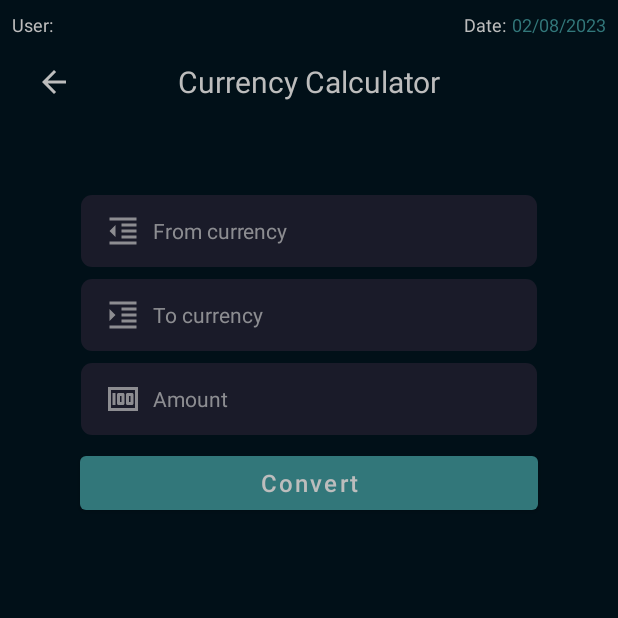
After one commit to AhmedZaki918/Bank-App, an Android app: the CurrencyCalculatorActivity screen opened directly, with no data from a screen before it, on a phone screen of 412 x 824 dp, the top half of it. The commit adds this screen. Run offline under Robolectric (Android 15) with nearby library versions, the phone set to English and light mode, and no system bars.

Commit message:
feat: Create a calculator currency

```diff
--- a/app/src/main/AndroidManifest.xml
+++ b/app/src/main/AndroidManifest.xml
@@ -12,6 +12,9 @@
         android:supportsRtl="true"
         android:theme="@style/Theme.App.Starting"
         tools:targetApi="31">
+        <activity
+            android:name=".ui.currency.CurrencyCalculatorActivity"
+            android:exported="false" />
         <activity
             android:name=".ui.currency.UpdateRateActivity"
             android:exported="false" />
--- a/app/src/main/java/com/ahmed/bankapp/data/Constants.kt
+++ b/app/src/main/java/com/ahmed/bankapp/data/Constants.kt
@@ -4,4 +4,6 @@ object Constants {
     var loginData = BankUser.findUser("","")
     var CODE = "code"
     var COUNTRY = "country"
+    var USD = "USD"
+    var THREE_DIGITS = "%.3f"
 }
--- a/app/src/main/java/com/ahmed/bankapp/data/Currency.kt
+++ b/app/src/main/java/com/ahmed/bankapp/data/Currency.kt
@@ -63,8 +63,15 @@ data class Currency(
             // No Country has been found
             return getEmptyCurrency()
         }
+
+        fun convertToDollar(amount: Double, rate: Float): Double {
+            return amount / rate
+        }
+
+        fun convertFromDollar(amount: Double, rate: Float): Double {
+            return amount * rate
+        }
     }
-
 
     fun updateRate(
         currencyCode: String,
@@ -88,7 +95,7 @@ data class Currency(
     }
 
 
-    fun isCurrencyExist(): Boolean{
+    fun isCurrencyExist(): Boolean {
         return currencyCode != ""
     }
 
--- /dev/null
+++ b/app/src/main/java/com/ahmed/bankapp/ui/currency/CurrencyCalculatorActivity.kt
@@ -0,0 +1,151 @@
+package com.ahmed.bankapp.ui.currency
+
+import android.os.Bundle
+import android.view.View.INVISIBLE
+import android.view.View.VISIBLE
+import androidx.appcompat.app.AppCompatActivity
+import com.ahmed.bankapp.R
+import com.ahmed.bankapp.data.Constants.THREE_DIGITS
+import com.ahmed.bankapp.data.Constants.USD
+import com.ahmed.bankapp.data.Currency
+import com.ahmed.bankapp.databinding.ActivityCurrencyCaluclatorBinding
+import com.ahmed.bankapp.util.click
+import com.ahmed.bankapp.util.drawScreenHeader
+import com.ahmed.bankapp.util.installSplash
+import com.ahmed.bankapp.util.toast
+
+class CurrencyCalculatorActivity : AppCompatActivity() {
+
+    private lateinit var binding: ActivityCurrencyCaluclatorBinding
+    private var dollarAmount = 0.0
+    private var sourceAmount = 0.0
+    private var sourceCurrencyCode = ""
+
+    override fun onCreate(savedInstanceState: Bundle?) {
+        super.onCreate(savedInstanceState)
+        installSplash()
+        binding = ActivityCurrencyCaluclatorBinding.inflate(layoutInflater)
+        setContentView(binding.root)
+
+        binding.apply {
+            header.drawScreenHeader(
+                getString(R.string.currency_calculator),
+                this@CurrencyCalculatorActivity
+            )
+            btnConvert.click {
+                convertFromCurrency()
+            }
+        }
+    }
+
+
+    private fun convertFromCurrency() {
+        binding.apply {
+            val fromCurrency = etFromCurrency.text.toString().trim()
+            val toCurrency = etToCurrency.text.toString().trim()
+            val amount = etAmount.text.toString().trim()
+            val currencyItemOne = Currency.findByCode(fromCurrency)
+            val currencyItemTwo = Currency.findByCode(toCurrency)
+
+            if (currencyItemOne.isCurrencyExist() && currencyItemTwo.isCurrencyExist()) {
+                etFromCurrency.visibility = INVISIBLE
+                etToCurrency.visibility = INVISIBLE
+                etAmount.visibility = INVISIBLE
+                btnConvert.visibility = INVISIBLE
+                sourceAmount = amount.toDouble()
+
+                if (currencyItemOne.currencyCode() != USD && currencyItemTwo.currencyCode() != USD) {
+                    showCardOneVisibility()
+                    showCardTwoVisibility()
+                    updateFirstCard(currencyItemOne, amount.toDouble())
+                    updateSecondCard(currencyItemTwo)
+                } else {
+                    showCardOneVisibility()
+                    updateFirstCard(currencyItemOne, amount.toDouble())
+                }
+            } else toast(getString(R.string.invalid_currency_code))
+        }
+    }
+
+
+    private fun updateFirstCard(currency: Currency, amount: Double) {
+        sourceCurrencyCode = currency.currencyCode()
+        binding.apply {
+            tvCountry.text = currency.countryName()
+            tvCode.text = currency.currencyCode()
+            tvCurrencyName.text = currency.currencyName()
+            tvExchangeRate.text = currency.rate.toString()
+
+            dollarAmount = Currency.convertToDollar(amount, currency.rate)
+            val amount3digits = String.format(THREE_DIGITS, dollarAmount).toDouble()
+
+            val convertedAmount = "$amount ${currency.currencyCode()} = $amount3digits $USD"
+            tvConvertedAmount.text = convertedAmount
+        }
+    }
+
+    private fun updateSecondCard(currency: Currency) {
+        binding.apply {
+            tvToCountry.text = currency.countryName()
+            tvToCode.text = currency.currencyCode()
+            tvToCurrencyName.text = currency.currencyName()
+            tvToExchangeRate.text = currency.rate.toString()
+
+            val amount = Currency.convertFromDollar(dollarAmount, currency.rate)
+            val amount3digits = String.format(THREE_DIGITS, amount).toDouble()
+
+            val convertedAmount =
+                "$sourceAmount $sourceCurrencyCode = $amount3digits ${currency.currencyCode()}"
+            tvToConvertedAmount.text = convertedAmount
+        }
+    }
+
+
+    private fun showCardOneVisibility() {
+        binding.apply {
+            ivCountry.visibility = VISIBLE
+            tvCountryLabel.visibility = VISIBLE
+            tvCountry.visibility = VISIBLE
+
+            ivCode.visibility = VISIBLE
+            tvCodeLabel.visibility = VISIBLE
+            tvCode.visibility = VISIBLE
+
+            ivCurrency.visibility = VISIBLE
+            tvCurrencyLabel.visibility = VISIBLE
+            tvCurrencyName.visibility = VISIBLE
+
+            ivExchangeRate.visibility = VISIBLE
+            tvExchangeRateLabel.visibility = VISIBLE
+            tvExchangeRate.visibility = VISIBLE
+
+            tvConvertedAmount.visibility = VISIBLE
+            tvFrom.visibility = VISIBLE
+            viewLine.visibility = VISIBLE
+        }
+    }
+
+
+    private fun showCardTwoVisibility() {
+        binding.apply {
+            ivToCountry.visibility = VISIBLE
+            tvToCountryLabel.visibility = VISIBLE
+            tvToCountry.visibility = VISIBLE
+
+            ivToCode.visibility = VISIBLE
+            tvToCodeLabel.visibility = VISIBLE
+            tvToCode.visibility = VISIBLE
+
+            ivToCurrency.visibility = VISIBLE
+            tvToCurrencyLabel.visibility = VISIBLE
+            tvToCurrencyName.visibility = VISIBLE
+
+            ivToExchangeRate.visibility = VISIBLE
+            tvToExchangeRateLabel.visibility = VISIBLE
+            tvToExchangeRate.visibility = VISIBLE
+
+            tvToConvertedAmount.visibility = VISIBLE
+            tvTo.visibility = VISIBLE
+        }
+    }
+}
--- a/app/src/main/java/com/ahmed/bankapp/ui/home/CurrencyExchangeActivity.kt
+++ b/app/src/main/java/com/ahmed/bankapp/ui/home/CurrencyExchangeActivity.kt
@@ -5,6 +5,7 @@ import androidx.appcompat.app.AppCompatActivity
 import com.ahmed.bankapp.R
 import com.ahmed.bankapp.databinding.ActivityCurrencyExchangeBinding
 import com.ahmed.bankapp.ui.currency.CurrenciesActivity
+import com.ahmed.bankapp.ui.currency.CurrencyCalculatorActivity
 import com.ahmed.bankapp.ui.currency.SearchCurrencyActivity
 import com.ahmed.bankapp.ui.currency.UpdateRateActivity
 import com.ahmed.bankapp.util.click
@@ -36,6 +37,9 @@ class CurrencyExchangeActivity : AppCompatActivity() {
             cvUpdateRate.click {
                 openActivity(UpdateRateActivity::class.java)
             }
+            cvCurrencyCalculator.click {
+                openActivity(CurrencyCalculatorActivity::class.java)
+            }
         }
     }
 }
--- a/app/src/main/java/com/ahmed/bankapp/util/Common.kt
+++ b/app/src/main/java/com/ahmed/bankapp/util/Common.kt
@@ -99,9 +99,9 @@ fun addFakeDataToTest() {
 
     Currency.getCurrencies().apply {
         add(Currency("United States of America", "USD", "US Dollar", 1.000000f))
-        add(Currency("Saudi Arabian", "SAR", "Saudi Riyal", 3.75f))
+        add(Currency("Saudi Arabian", "SAR", "Saudi Riyal", 3.7489f))
         add(Currency("England", "GBP", "British Pound", 0.77f))
-        add(Currency("Egypt", "EGP", "Egyptian Pound", 30.89f))
+        add(Currency("Egypt", "EGP", "Egyptian Pound", 30.85f))
         add(Currency("Kuwaiti", "KWD", "Kuwaiti Dinar", 0.308f))
         add(Currency("France", "EUR", "Euro", 0.90f))
         add(Currency("United Arab Emirates", "AED", "Emirati Dirhams", 3.67f))
--- /dev/null
+++ b/app/src/main/res/layout/activity_currency_caluclator.xml
@@ -0,0 +1,429 @@
+<?xml version="1.0" encoding="utf-8"?>
+<androidx.constraintlayout.widget.ConstraintLayout xmlns:android="http://schemas.android.com/apk/res/android"
+    xmlns:app="http://schemas.android.com/apk/res-auto"
+    xmlns:tools="http://schemas.android.com/tools"
+    android:layout_width="match_parent"
+    android:layout_height="match_parent"
+    tools:context=".ui.currency.CurrencyCalculatorActivity">
+
+
+    <include
+        android:id="@+id/header"
+        layout="@layout/header"
+        tools:layout_editor_absoluteX="0dp"
+        tools:layout_editor_absoluteY="0dp" />
+
+    <EditText
+        android:id="@+id/et_from_currency"
+        style="@style/edit_text"
+        android:layout_marginTop="130dp"
+        android:drawableStart="@drawable/outline_format_indent_decrease"
+        android:hint="@string/from_currency"
+        android:inputType="text"
+        app:layout_constraintEnd_toEndOf="parent"
+        app:layout_constraintStart_toStartOf="parent"
+        app:layout_constraintTop_toTopOf="@+id/header"
+        tools:ignore="Autofill" />
+
+    <EditText
+        android:id="@+id/et_to_currency"
+        style="@style/edit_text"
+        android:layout_marginTop="8dp"
+        android:drawableStart="@drawable/outline_format_indent_increase"
+        android:hint="@string/to_currency"
+        android:inputType="text"
+        app:layout_constraintEnd_toEndOf="parent"
+        app:layout_constraintStart_toStartOf="parent"
+        app:layout_constraintTop_toBottomOf="@id/et_from_currency"
+        tools:ignore="Autofill" />
+
+
+    <EditText
+        android:id="@+id/et_amount"
+        style="@style/edit_text"
+        android:layout_marginTop="8dp"
+        android:drawableStart="@drawable/outline_money"
+        android:drawableTint="@color/zeroWhite"
+        android:hint="@string/amount"
+        android:inputType="number"
+        app:layout_constraintEnd_toEndOf="parent"
+        app:layout_constraintStart_toStartOf="parent"
+        app:layout_constraintTop_toBottomOf="@+id/et_to_currency"
+        tools:ignore="Autofill" />
+
+    <Button
+        android:id="@+id/btn_convert"
+        style="@style/button"
+        android:layout_marginTop="8dp"
+        android:text="@string/convert"
+        android:textSize="16sp"
+        app:layout_constraintEnd_toEndOf="parent"
+        app:layout_constraintStart_toStartOf="parent"
+        app:layout_constraintTop_toBottomOf="@+id/et_amount" />
+
+
+    <ImageView
+        android:id="@+id/iv_country"
+        android:layout_width="wrap_content"
+        android:layout_height="wrap_content"
+        android:layout_marginStart="64dp"
+        android:layout_marginTop="130dp"
+        android:alpha="0.8"
+        android:visibility="invisible"
+        app:layout_constraintStart_toStartOf="parent"
+        app:layout_constraintTop_toTopOf="parent"
+        app:srcCompat="@drawable/outline_place"
+        app:tint="@color/offWhite"
+        tools:ignore="ContentDescription" />
+
+    <TextView
+        android:id="@+id/tv_country_label"
+        android:layout_width="wrap_content"
+        android:layout_height="wrap_content"
+        android:layout_marginStart="8dp"
+        android:alpha="0.7"
+        android:text="@string/country"
+        android:textColor="@color/offWhite"
+        android:visibility="invisible"
+        app:layout_constraintBottom_toBottomOf="@+id/iv_country"
+        app:layout_constraintStart_toEndOf="@+id/iv_country"
+        app:layout_constraintTop_toTopOf="@+id/iv_country" />
+
+
+    <TextView
+        android:id="@+id/tv_country"
+        android:layout_width="wrap_content"
+        android:layout_height="wrap_content"
+        android:layout_marginStart="24dp"
+        android:textColor="@color/zeroWhite"
+        app:layout_constraintBottom_toBottomOf="@+id/tv_country_label"
+        app:layout_constraintStart_toEndOf="@+id/tv_country_label"
+        app:layout_constraintTop_toTopOf="@+id/tv_country_label" />
+
+
+    <ImageView
+        android:id="@+id/iv_code"
+        android:layout_width="wrap_content"
+        android:layout_height="wrap_content"
+        android:layout_marginTop="4dp"
+        android:alpha="0.8"
+        android:visibility="invisible"
+        app:layout_constraintStart_toStartOf="@+id/iv_country"
+        app:layout_constraintTop_toBottomOf="@id/iv_country"
+        app:srcCompat="@drawable/outline_code"
+        app:tint="@color/offWhite"
+        tools:ignore="ContentDescription" />
+
+    <TextView
+        android:id="@+id/tv_code_label"
+        android:layout_width="wrap_content"
+        android:layout_height="wrap_content"
+        android:layout_marginStart="8dp"
+        android:alpha="0.7"
+        android:text="@string/code"
+        android:textColor="@color/offWhite"
+        android:visibility="invisible"
+        app:layout_constraintBottom_toBottomOf="@+id/iv_code"
+        app:layout_constraintStart_toEndOf="@+id/iv_code"
+        app:layout_constraintTop_toTopOf="@+id/iv_code" />
+
+
+    <TextView
+        android:id="@+id/tv_code"
+        android:layout_width="wrap_content"
+        android:layout_height="wrap_content"
+        android:textColor="@color/zeroWhite"
+        app:layout_constraintBottom_toBottomOf="@+id/tv_code_label"
+        app:layout_constraintStart_toStartOf="@+id/tv_country"
+        app:layout_constraintTop_toTopOf="@+id/tv_code_label" />
+
+
+    <ImageView
+        android:id="@+id/iv_currency"
+        android:layout_width="wrap_content"
+        android:layout_height="wrap_content"
+        android:layout_marginTop="4dp"
+        android:alpha="0.8"
+        android:visibility="invisible"
+        app:layout_constraintStart_toStartOf="@+id/iv_code"
+        app:layout_constraintTop_toBottomOf="@id/iv_code"
+        app:srcCompat="@drawable/outline_money_custom"
+        app:tint="@color/offWhite"
+        tools:ignore="ContentDescription" />
+
+    <TextView
+        android:id="@+id/tv_currency_label"
+        android:layout_width="wrap_content"
+        android:layout_height="wrap_content"
+        android:layout_marginStart="8dp"
+        android:alpha="0.7"
+        android:text="@string/currency"
+        android:textColor="@color/offWhite"
+        android:visibility="invisible"
+        app:layout_constraintBottom_toBottomOf="@+id/iv_currency"
+        app:layout_constraintStart_toEndOf="@+id/iv_currency"
+        app:layout_constraintTop_toTopOf="@+id/iv_currency" />
+
+
+    <TextView
+        android:id="@+id/tv_currency_name"
+        android:layout_width="wrap_content"
+        android:layout_height="wrap_content"
+        android:textColor="@color/zeroWhite"
+        app:layout_constraintBottom_toBottomOf="@+id/tv_currency_label"
+        app:layout_constraintStart_toStartOf="@+id/tv_code"
+        app:layout_constraintTop_toTopOf="@+id/tv_currency_label" />
+
+
+    <ImageView
+        android:id="@+id/iv_exchange_rate"
+        android:layout_width="wrap_content"
+        android:layout_height="wrap_content"
+        android:layout_marginTop="4dp"
+        android:alpha="0.8"
+        android:visibility="invisible"
+        app:layout_constraintStart_toStartOf="@+id/iv_currency"
+        app:layout_constraintTop_toBottomOf="@id/iv_currency"
+        app:srcCompat="@drawable/outline_currency_exchange"
+        app:tint="@color/offWhite"
+        tools:ignore="ContentDescription" />
+
+    <TextView
+        android:id="@+id/tv_exchange_rate_label"
+        android:layout_width="wrap_content"
+        android:layout_height="wrap_content"
+        android:layout_marginStart="8dp"
+        android:alpha="0.7"
+        android:text="@string/rate_1"
+        android:textColor="@color/offWhite"
+        android:visibility="invisible"
+        app:layout_constraintBottom_toBottomOf="@+id/iv_exchange_rate"
+        app:layout_constraintStart_toEndOf="@+id/iv_exchange_rate"
+        app:layout_constraintTop_toTopOf="@+id/iv_exchange_rate" />
+
+
+    <TextView
+        android:id="@+id/tv_exchange_rate"
+        android:layout_width="wrap_content"
+        android:layout_height="wrap_content"
+        android:textColor="@color/zeroWhite"
+        android:textStyle="bold"
+        app:layout_constraintBottom_toBottomOf="@+id/tv_exchange_rate_label"
+        app:layout_constraintStart_toStartOf="@+id/tv_currency_name"
+        app:layout_constraintTop_toTopOf="@+id/tv_exchange_rate_label" />
+
+
+    <TextView
+        android:id="@+id/tv_converted_amount"
+        android:layout_width="wrap_content"
+        android:layout_height="wrap_content"
+        android:layout_marginTop="16dp"
+        android:textColor="@color/zeroWhite"
+        android:textStyle="bold"
+        android:visibility="invisible"
+        app:layout_constraintStart_toStartOf="@+id/tv_exchange_rate"
+        app:layout_constraintTop_toBottomOf="@+id/tv_exchange_rate_label" />
+
+
+    <View
+        android:id="@+id/view_line"
+        android:layout_width="0dp"
+        android:layout_height="1dp"
+        android:layout_marginTop="32dp"
+        android:alpha="0.2"
+        android:background="@color/offWhite"
+        android:visibility="invisible"
+        app:layout_constraintStart_toStartOf="@+id/tv_exchange_rate_label"
+        app:layout_constraintTop_toBottomOf="@+id/tv_converted_amount"
+        app:layout_constraintWidth_percent="0.6" />
+
+
+    <TextView
+        android:id="@+id/tv_to"
+        android:layout_width="wrap_content"
+        android:layout_height="wrap_content"
+        android:layout_marginTop="8dp"
+        android:text="@string/to"
+        android:textColor="@color/green"
+        android:textSize="16sp"
+        android:visibility="invisible"
+        app:layout_constraintEnd_toEndOf="@+id/tv_from"
+        app:layout_constraintTop_toBottomOf="@+id/tv_to_country" />
+
+
+    <TextView
+        android:id="@+id/tv_from"
+        android:layout_width="wrap_content"
+        android:layout_height="wrap_content"
+        android:layout_marginTop="8dp"
+        android:text="@string/from"
+        android:textColor="@color/green"
+        android:textSize="16sp"
+        android:visibility="invisible"
+        app:layout_constraintEnd_toEndOf="@+id/btn_convert"
+        app:layout_constraintTop_toBottomOf="@+id/tv_country" />
+
+
+    <ImageView
+        android:id="@+id/iv_to_country"
+        android:layout_width="wrap_content"
+        android:layout_height="wrap_content"
+        android:layout_marginTop="32dp"
+        android:alpha="0.8"
+        android:visibility="invisible"
+        app:layout_constraintStart_toStartOf="@+id/btn_convert"
+        app:layout_constraintTop_toBottomOf="@+id/view_line"
+        app:srcCompat="@drawable/outline_place"
+        app:tint="@color/offWhite"
+        tools:ignore="ContentDescription" />
+
+
+    <TextView
+        android:id="@+id/tv_to_country_label"
+        android:layout_width="wrap_content"
+        android:layout_height="wrap_content"
+        android:layout_marginStart="8dp"
+        android:alpha="0.7"
+        android:text="@string/country"
+        android:textColor="@color/offWhite"
+        android:visibility="invisible"
+        app:layout_constraintBottom_toBottomOf="@+id/iv_to_country"
+        app:layout_constraintStart_toEndOf="@+id/iv_to_country"
+        app:layout_constraintTop_toTopOf="@+id/iv_to_country" />
+
+
+    <TextView
+        android:id="@+id/tv_to_country"
+        android:layout_width="wrap_content"
+        android:layout_height="wrap_content"
+        android:layout_marginStart="24dp"
+        android:textColor="@color/zeroWhite"
+        app:layout_constraintBottom_toBottomOf="@+id/tv_to_country_label"
+        app:layout_constraintStart_toEndOf="@+id/tv_to_country_label"
+        app:layout_constraintTop_toTopOf="@+id/tv_to_country_label" />
+
+
+    <ImageView
+        android:id="@+id/iv_to_code"
+        android:layout_width="wrap_content"
+        android:layout_height="wrap_content"
+        android:layout_marginTop="4dp"
+        android:alpha="0.8"
+        android:visibility="invisible"
+        app:layout_constraintStart_toStartOf="@+id/iv_to_country"
+        app:layout_constraintTop_toBottomOf="@id/iv_to_country"
+        app:srcCompat="@drawable/outline_code"
+        app:tint="@color/offWhite"
+        tools:ignore="ContentDescription" />
+
+    <TextView
+        android:id="@+id/tv_to_code_label"
+        android:layout_width="wrap_content"
+        android:layout_height="wrap_content"
+        android:layout_marginStart="8dp"
+        android:alpha="0.7"
+        android:text="@string/code"
+        android:textColor="@color/offWhite"
+        android:visibility="invisible"
+        app:layout_constraintBottom_toBottomOf="@+id/iv_to_code"
+        app:layout_constraintStart_toEndOf="@+id/iv_to_code"
+        app:layout_constraintTop_toTopOf="@+id/iv_to_code" />
+
+
+    <TextView
+        android:id="@+id/tv_to_code"
+        android:layout_width="wrap_content"
+        android:layout_height="wrap_content"
+        android:textColor="@color/zeroWhite"
+        app:layout_constraintBottom_toBottomOf="@+id/tv_to_code_label"
+        app:layout_constraintStart_toStartOf="@+id/tv_to_country"
+        app:layout_constraintTop_toTopOf="@+id/tv_to_code_label" />
+
+
+    <ImageView
+        android:id="@+id/iv_to_currency"
+        android:layout_width="wrap_content"
+        android:layout_height="wrap_content"
+        android:layout_marginTop="4dp"
+        android:alpha="0.8"
+        android:visibility="invisible"
+        app:layout_constraintStart_toStartOf="@+id/iv_to_code"
+        app:layout_constraintTop_toBottomOf="@id/iv_to_code"
+        app:srcCompat="@drawable/outline_money_custom"
+        app:tint="@color/offWhite"
+        tools:ignore="ContentDescription" />
+
+    <TextView
+        android:id="@+id/tv_to_currency_label"
+        android:layout_width="wrap_content"
+        android:layout_height="wrap_content"
+        android:layout_marginStart="8dp"
+        android:alpha="0.7"
+        android:text="@string/currency"
+        android:textColor="@color/offWhite"
+        android:visibility="invisible"
+        app:layout_constraintBottom_toBottomOf="@+id/iv_to_currency"
+        app:layout_constraintStart_toEndOf="@+id/iv_to_currency"
+        app:layout_constraintTop_toTopOf="@+id/iv_to_currency" />
+
+
+    <TextView
+        android:id="@+id/tv_to_currency_name"
+        android:layout_width="wrap_content"
+        android:layout_height="wrap_content"
+        android:textColor="@color/zeroWhite"
+        app:layout_constraintBottom_toBottomOf="@+id/tv_to_currency_label"
+        app:layout_constraintStart_toStartOf="@+id/tv_to_code"
+        app:layout_constraintTop_toTopOf="@+id/tv_to_currency_label" />
+
+
+    <ImageView
+        android:id="@+id/iv_to_exchange_rate"
+        android:layout_width="wrap_content"
+        android:layout_height="wrap_content"
+        android:layout_marginTop="4dp"
+        android:alpha="0.8"
+        android:visibility="invisible"
+        app:layout_constraintStart_toStartOf="@+id/iv_to_currency"
+        app:layout_constraintTop_toBottomOf="@id/iv_to_currency"
+        app:srcCompat="@drawable/outline_currency_exchange"
+        app:tint="@color/offWhite"
+        tools:ignore="ContentDescription" />
+
+    <TextView
+        android:id="@+id/tv_to_exchange_rate_label"
+        android:layout_width="wrap_content"
+        android:layout_height="wrap_content"
+        android:layout_marginStart="8dp"
+        android:alpha="0.7"
+        android:text="@string/rate_1"
+        android:textColor="@color/offWhite"
+        android:visibility="invisible"
+        app:layout_constraintBottom_toBottomOf="@+id/iv_to_exchange_rate"
+        app:layout_constraintStart_toEndOf="@+id/iv_to_exchange_rate"
+        app:layout_constraintTop_toTopOf="@+id/iv_to_exchange_rate" />
+
+
+    <TextView
+        android:id="@+id/tv_to_exchange_rate"
+        android:layout_width="wrap_content"
+        android:layout_height="wrap_content"
+        android:textColor="@color/zeroWhite"
+        android:textStyle="bold"
+        app:layout_constraintBottom_toBottomOf="@+id/tv_to_exchange_rate_label"
+        app:layout_constraintStart_toStartOf="@+id/tv_to_currency_name"
+        app:layout_constraintTop_toTopOf="@+id/tv_to_exchange_rate_label" />
+
+
+    <TextView
+        android:id="@+id/tv_to_converted_amount"
+        android:layout_width="wrap_content"
+        android:layout_height="wrap_content"
+        android:layout_marginTop="16dp"
+        android:textColor="@color/zeroWhite"
+        android:textStyle="bold"
+        android:visibility="invisible"
+        app:layout_constraintStart_toStartOf="@+id/tv_to_exchange_rate"
+        app:layout_constraintTop_toBottomOf="@+id/tv_to_exchange_rate_label" />
+
+</androidx.constraintlayout.widget.ConstraintLayout>
--- a/app/src/main/res/values/strings.xml
+++ b/app/src/main/res/values/strings.xml
@@ -120,6 +120,9 @@
     <string name="user_no_column">user</string>
     <string name="user_updated">User has been updated</string>
     <string name="client_updated">Client has been updated</string>
+    <string name="from_currency">From currency</string>
+    <string name="convert">Convert</string>
+    <string name="to_currency">To currency</string>
 
 
 </resources>
```
Also changed, not shown: app/src/main/res/layout/activity_transfer.xml (+21 -0 lines).
